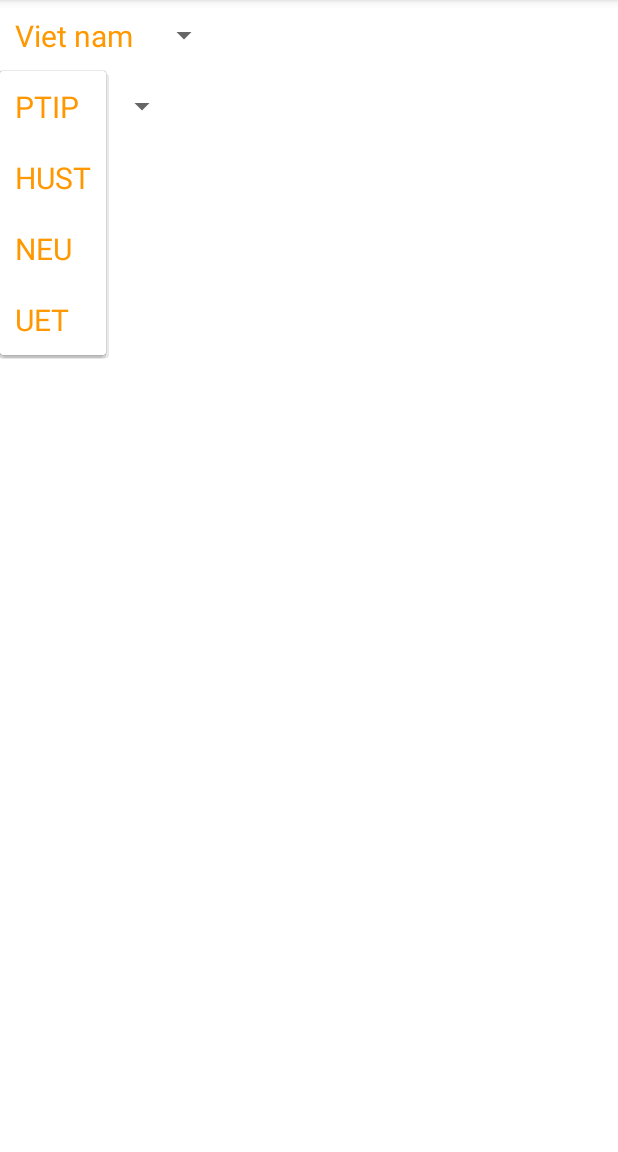
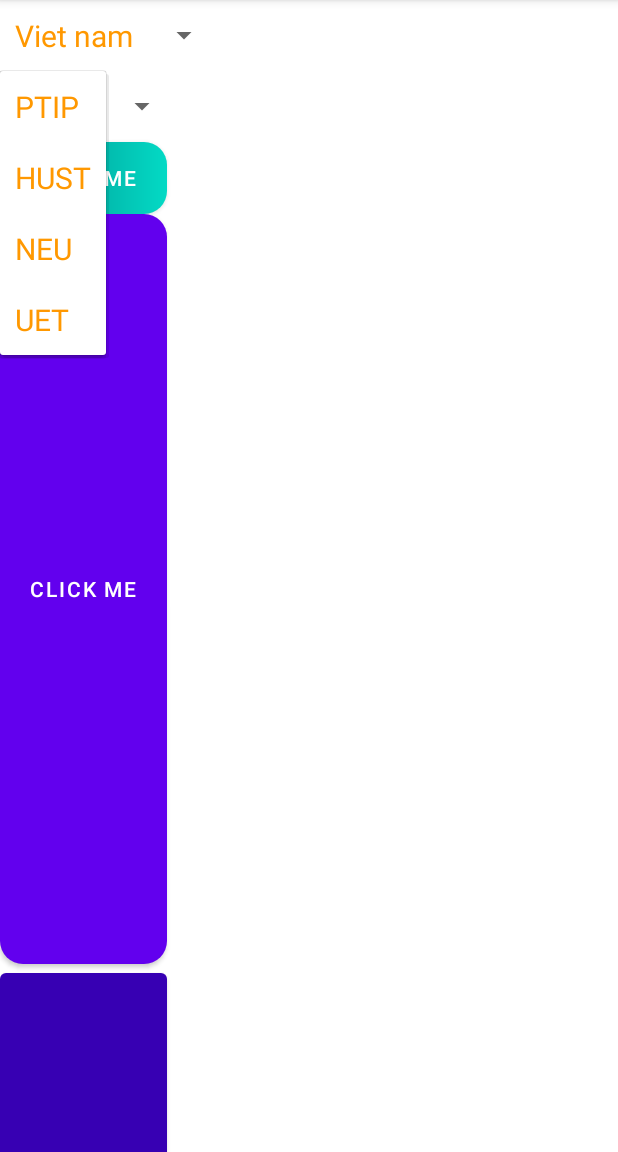
Before and after one commit to khangmoihocit/Android, an Android app: the screen it shows after launch (MainActivity), after a tap on "PTIP", on a phone screen of 412 x 824 dp, the part 84-1236 px from its top. Run offline under Robolectric (Android 15) with nearby library versions, the phone set to English and light mode, and no system bars; 1 other tap on this screen came first.

Commit message:
feat: Initialize Android project with basic layout examples
- Add MainActivity.java with basic setup and edge-to-edge display.
- Add activity_main.xml as the main layout file.
- Add layout_relative.xml demonstrating RelativeLayout with three buttons.
- Add layout_constraint.xml demonstrating ConstraintLayout with an ImageView, TextViews, and Buttons.
- Add drawable resource img.png.
- Add AndroidManifest.xml declaring MainActivity as the launcher activity.
- Add resource files for colors, strings, themes, and launcher icons (including adaptive icons and WebP format).
- Add Gradle configuration files (build.gradle.kts, settings.gradle.kts, gradle.properties, libs.versions.toml, gradlew, gradlew.bat, and wrapper files).
- Add .gitignore files for the project and app module.
- Add Proguard rules file.
- Add backup and data extraction rules XML files.
- Add unit and instrumented test files (ExampleUnitTest.java, ExampleInstrumentedTest.java).
- Add IntelliJ IDEA .gitignore file.

```diff
--- /dev/null
+++ b/Layout/app/src/main/res/drawable/mybutton.xml
@@ -0,0 +1,12 @@
+<?xml version="1.0" encoding="utf-8"?>
+
+<!--bo góc và màu gradient
+-set cho button
+-->
+<shape xmlns:android="http://schemas.android.com/apk/res/android">
+    <corners android:radius="15dp"/>
+    <gradient
+        android:startColor="@color/teal_700"
+        android:endColor="@color/teal_200"
+        />
+</shape>
--- a/Layout/app/src/main/res/layout/layout_2.xml
+++ b/Layout/app/src/main/res/layout/layout_2.xml
@@ -1,9 +1,21 @@
 <?xml version="1.0" encoding="utf-8"?>
 <LinearLayout xmlns:android="http://schemas.android.com/apk/res/android"
+    xmlns:app="http://schemas.android.com/apk/res-auto"
+
     android:layout_width="match_parent"
     android:layout_height="match_parent"
     android:orientation="vertical"
     >
+<ScrollView
+    android:layout_width="match_parent"
+    android:layout_height="wrap_content">
+
+    <LinearLayout
+        android:layout_width="match_parent"
+        android:layout_height="wrap_content"
+        android:orientation="vertical"
+        >
+
         <!--fix cung-->
         <Spinner
             android:id="@+id/sp1"
@@ -19,4 +31,34 @@
             android:layout_height="wrap_content"
             />
 
+        <Button
+            android:id="@+id/btn1"
+            android:background="@drawable/mybutton"
+            android:layout_width="wrap_content"
+            android:layout_height="wrap_content"
+            android:paddingHorizontal="20dp"
+            android:text="click me"
+            app:backgroundTint="@null"
+            />
+
+        <Button
+            android:id="@+id/btn2"
+            android:background="@drawable/mybutton"
+            android:layout_width="wrap_content"
+            android:layout_height="500dp"
+            android:paddingHorizontal="20dp"
+            android:text="click me"
+            />
+
+        <Button
+            android:id="@+id/btn22"
+            app:backgroundTint="@color/purple_700"
+            android:layout_width="wrap_content"
+            android:layout_height="500dp"
+            android:paddingHorizontal="20dp"
+            android:text="click me"
+            />
     </LinearLayout>
+</ScrollView>
+
+</LinearLayout>
```
Lines whose indentation alone changed are shown as unchanged.
